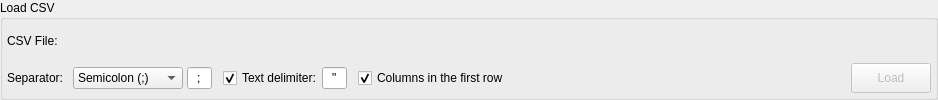
Before: the Qt Designer form libs/libgui/ui/widgets/csvloadwidget.ui in pgmodeler/pgmodeler, drawn with Qt 5.
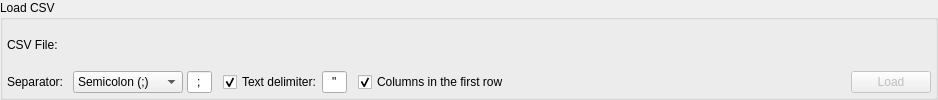
After: the same form once the commit is applied. Icons and pictures are not drawn.

Diff of the .ui file:
```diff
--- a/libs/libgui/ui/widgets/csvloadwidget.ui
+++ b/libs/libgui/ui/widgets/csvloadwidget.ui
@@ -133,12 +133,6 @@
           <verstretch>0</verstretch>
          </sizepolicy>
         </property>
-        <property name="minimumSize">
-         <size>
-          <width>0</width>
-          <height>30</height>
-         </size>
-        </property>
         <property name="maximumSize">
          <size>
           <width>16777215</width>
@@ -154,8 +148,8 @@
         </property>
         <property name="iconSize">
          <size>
-          <width>22</width>
-          <height>22</height>
+          <width>32</width>
+          <height>32</height>
          </size>
         </property>
         <property name="default">
```
Left out of the diff: 3 changed lines with no effect on the pictures.
